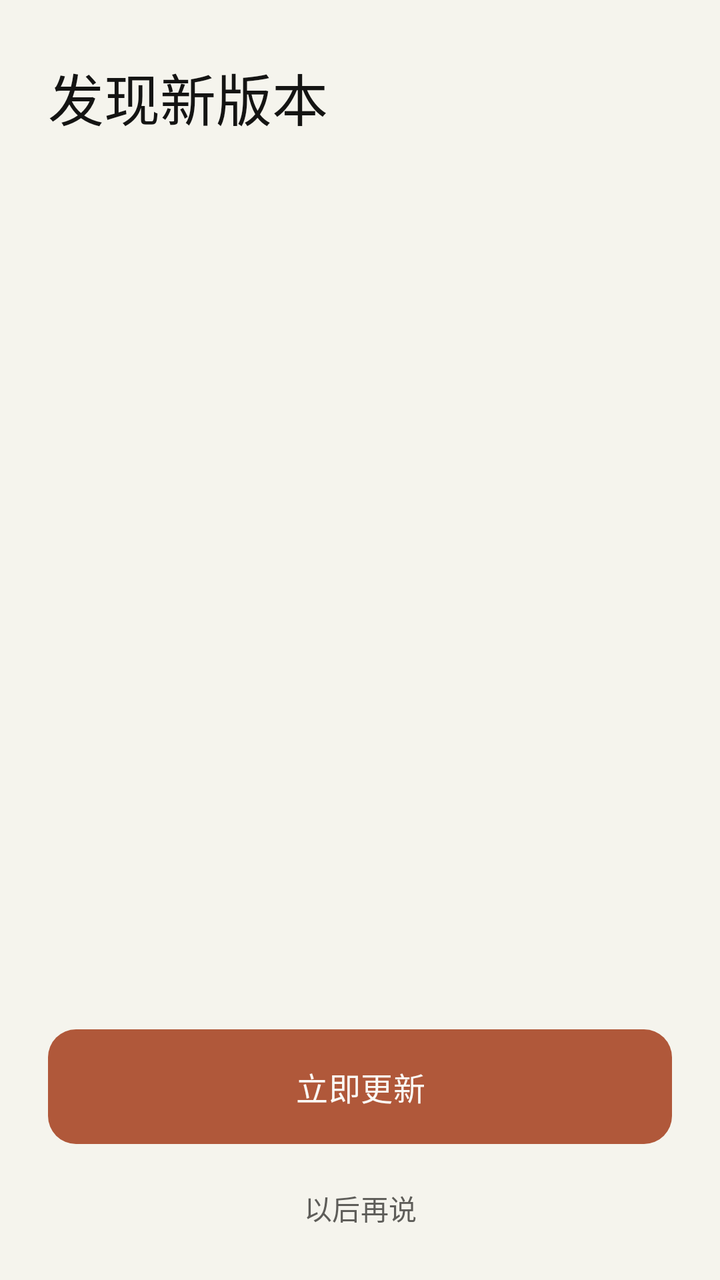
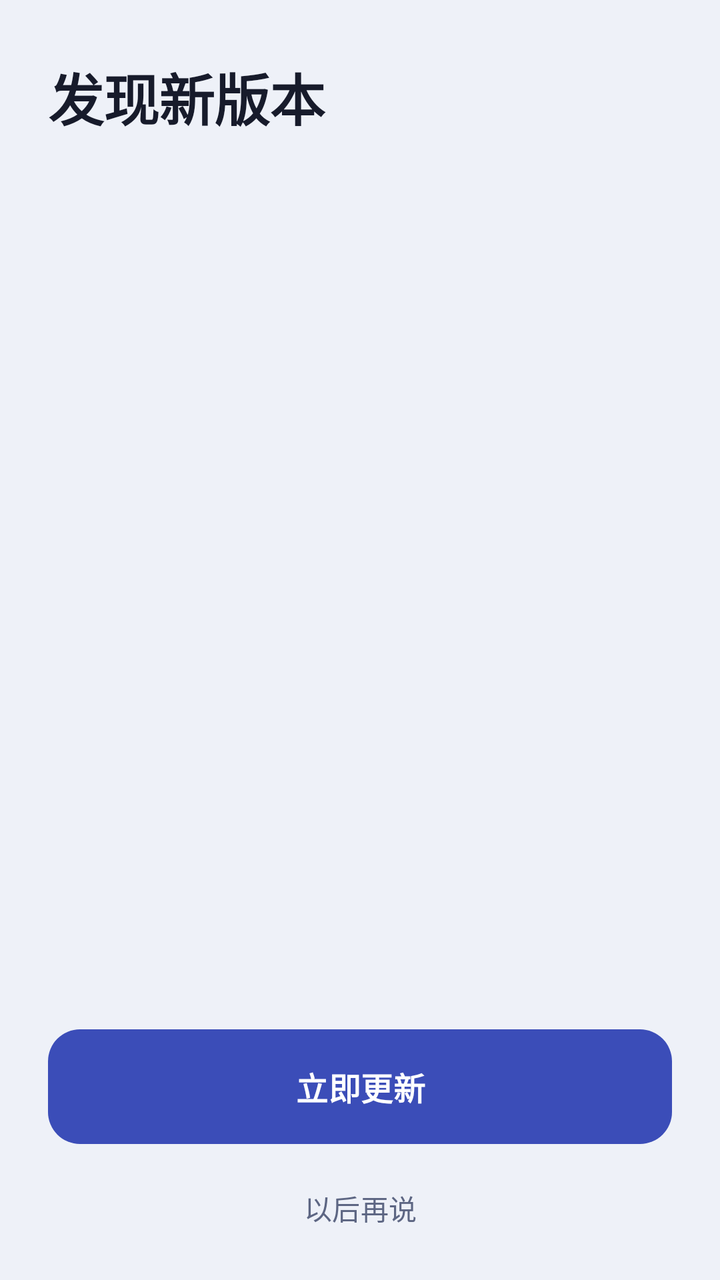

Before-and-after screenshots of an Android layout around one commit, followed by the original layout XML and the change that was made.
<!-- AndroidManifest.xml: application theme Theme.FlashSearch -->
<!-- res/layout/activity_update.xml -->
<?xml version="1.0" encoding="utf-8"?>
<LinearLayout xmlns:android="http://schemas.android.com/apk/res/android"
    android:id="@+id/root"
    android:layout_width="match_parent"
    android:layout_height="match_parent"
    android:background="?android:attr/colorBackground"
    android:orientation="vertical"
    android:paddingStart="24dp"
    android:paddingEnd="24dp">

    <TextView
        android:id="@+id/titleText"
        android:layout_width="match_parent"
        android:layout_height="wrap_content"
        android:layout_marginTop="28dp"
        android:text="@string/update_title"
        android:textAppearance="@style/TextAppearance.FlashSearch.Serif.Display" />

    <TextView
        android:id="@+id/versionText"
        android:layout_width="match_parent"
        android:layout_height="wrap_content"
        android:layout_marginTop="8dp"
        android:textAppearance="@style/TextAppearance.FlashSearch.Label" />

    <ScrollView
        android:layout_width="match_parent"
        android:layout_height="0dp"
        android:layout_marginTop="18dp"
        android:layout_weight="1"
        android:scrollbars="vertical">

        <TextView
            android:id="@+id/changelogText"
            android:layout_width="match_parent"
            android:layout_height="wrap_content"
            android:lineSpacingMultiplier="1.3"
            android:textAppearance="@style/TextAppearance.FlashSearch.Body" />
    </ScrollView>

    <LinearLayout
        android:id="@+id/progressRow"
        android:layout_width="match_parent"
        android:layout_height="wrap_content"
        android:layout_marginTop="12dp"
        android:gravity="center_vertical"
        android:orientation="horizontal"
        android:visibility="gone">

        <ProgressBar
            android:id="@+id/progressBar"
            style="?android:attr/progressBarStyleHorizontal"
            android:layout_width="0dp"
            android:layout_height="wrap_content"
            android:layout_weight="1"
            android:max="100"
            android:progressTint="@color/terracotta" />

        <TextView
            android:id="@+id/progressText"
            android:layout_width="wrap_content"
            android:layout_height="wrap_content"
            android:layout_marginStart="12dp"
            android:minWidth="48dp"
            android:gravity="end"
            android:textAppearance="@style/TextAppearance.FlashSearch.Label" />
    </LinearLayout>

    <TextView
        android:id="@+id/statusText"
        android:layout_width="match_parent"
        android:layout_height="wrap_content"
        android:layout_marginTop="12dp"
        android:textAppearance="@style/TextAppearance.FlashSearch.Caption"
        android:visibility="gone" />

    <com.google.android.material.button.MaterialButton
        android:id="@+id/actionButton"
        style="@style/Widget.FlashSearch.PrimaryButton"
        android:layout_width="match_parent"
        android:layout_height="wrap_content"
        android:layout_marginTop="18dp"
        android:text="@string/update_now" />

    <com.google.android.material.button.MaterialButton
        android:id="@+id/laterButton"
        style="@style/Widget.FlashSearch.TextButton"
        android:layout_width="wrap_content"
        android:layout_height="wrap_content"
        android:layout_gravity="center_horizontal"
        android:layout_marginTop="4dp"
        android:layout_marginBottom="12dp"
        android:text="@string/update_later" />

</LinearLayout>
<!-- resources referenced by this layout -->
<resources>
  <color name="terracotta">#B0583A</color>
  <style name="TextAppearance.FlashSearch.Body" parent="TextAppearance.Material3.BodyMedium">
          <item name="android:lineSpacingMultiplier">1.5</item>
          <item name="android:textColor">@color/olive_gray</item>
      </style>
  <style name="TextAppearance.FlashSearch.Caption" parent="TextAppearance.Material3.BodySmall">
          <item name="android:lineSpacingMultiplier">1.4</item>
          <item name="android:textColor">@color/stone_gray</item>
      </style>
  <style name="TextAppearance.FlashSearch.Label" parent="TextAppearance.Material3.LabelMedium">
          <item name="android:letterSpacing">0.06</item>
          <item name="android:textColor">@color/stone_gray</item>
      </style>
  <style name="TextAppearance.FlashSearch.Serif.Display" parent="TextAppearance.Material3.HeadlineMedium">
          <item name="android:fontFamily">serif</item>
          <item name="android:textStyle">normal</item>
          <item name="android:textColor">@color/near_black</item>
          <item name="android:letterSpacing">0</item>
          <item name="android:lineSpacingMultiplier">1.15</item>
          <item name="android:textFontWeight" tools:targetApi="28">500</item>
      </style>
  <style name="Widget.FlashSearch.PrimaryButton" parent="Widget.Material3.Button">
          <item name="backgroundTint">@color/terracotta</item>
          <item name="android:textColor">@color/ivory</item>
          <item name="android:paddingTop">17dp</item>
          <item name="android:paddingBottom">17dp</item>
          <item name="android:textSize">16sp</item>
          <item name="android:letterSpacing">0.01</item>
          <item name="cornerRadius">14dp</item>
          <item name="iconSize">20dp</item>
          <item name="iconGravity">textStart</item>
          <item name="iconPadding">10dp</item>
          <item name="iconTint">@color/ivory</item>
          <item name="elevation">0dp</item>
          <item name="rippleColor">#33FFFFFF</item>
      </style>
  <style name="Widget.FlashSearch.TextButton" parent="Widget.Material3.Button.TextButton">
          <item name="android:textColor">@color/olive_gray</item>
          <item name="rippleColor">@color/warm_sand</item>
          <item name="elevation">0dp</item>
      </style>
  <style name="Theme.FlashSearch" parent="Theme.Material3.DayNight.NoActionBar">
          <item name="colorPrimary">@color/terracotta</item>
          <item name="colorOnPrimary">@color/ivory</item>
          <item name="colorPrimaryContainer">@color/warm_sand</item>
          <item name="colorOnPrimaryContainer">@color/charcoal_warm</item>
          <item name="colorSecondary">@color/coral</item>
          <item name="colorOnSecondary">@color/near_black</item>
          <item name="colorError">@color/error_crimson</item>
  
          <item name="colorSurface">@color/parchment</item>
          <item name="colorOnSurface">@color/near_black</item>
          <item name="colorSurfaceVariant">@color/ivory</item>
          <item name="colorOnSurfaceVariant">@color/olive_gray</item>
          <item name="colorSurfaceContainerLowest">@color/pure_white</item>
          <item name="colorSurfaceContainerLow">@color/ivory</item>
          <item name="colorSurfaceContainer">@color/ivory</item>
          <item name="colorSurfaceContainerHigh">@color/warm_sand</item>
          <item name="colorSurfaceContainerHighest">@color/warm_sand</item>
          <item name="colorOutline">@color/ring_warm</item>
          <item name="colorOutlineVariant">@color/border_cream</item>
  
          <item name="android:colorBackground">@color/parchment</item>
          <item name="android:windowBackground">@color/parchment</item>
          <item name="android:statusBarColor">@android:color/transparent</item>
          <item name="android:navigationBarColor">@android:color/transparent</item>
          
          <item name="android:windowLightStatusBar" tools:targetApi="23">true</item>
          <item name="android:windowLightNavigationBar" tools:targetApi="27">true</item>
      </style>
  <color name="olive_gray">#5E5D59</color>
  <color name="stone_gray">#71706A</color>
  <color name="near_black">#141413</color>
  <color name="ivory">#FAF9F5</color>
  <color name="warm_sand">#E8E6DC</color>
  <color name="charcoal_warm">#4D4C48</color>
  <color name="coral">#D97757</color>
  <color name="error_crimson">#B53333</color>
  <color name="parchment">#F5F4ED</color>
  <color name="pure_white">#FFFFFF</color>
  <color name="ring_warm">#D1CFC5</color>
  <color name="border_cream">#D8D6CF</color>
  <!-- unchanged entries left out for length: 3 -->
</resources>

<!-- the commit's change to res/layout/activity_update.xml (unified diff, before → after) -->
@@ -14,7 +14,7 @@
         android:layout_height="wrap_content"
         android:layout_marginTop="28dp"
         android:text="@string/update_title"
-        android:textAppearance="@style/TextAppearance.FlashSearch.Serif.Display" />
+        android:textAppearance="@style/TextAppearance.FlashSearch.Display" />
 
     <TextView
         android:id="@+id/versionText"
@@ -54,7 +54,7 @@
             android:layout_height="wrap_content"
             android:layout_weight="1"
             android:max="100"
-            android:progressTint="@color/terracotta" />
+            android:progressTint="@color/brand" />
 
         <TextView
             android:id="@+id/progressText"
<!-- resource entries referenced after the edit -->
@@ -1,87 +1,92 @@
 <!-- resources referenced by this layout -->
 <resources>
-  <color name="terracotta">#B0583A</color>
+  <color name="brand">#3B4DB8</color>
   <style name="TextAppearance.FlashSearch.Body" parent="TextAppearance.Material3.BodyMedium">
           <item name="android:lineSpacingMultiplier">1.5</item>
-          <item name="android:textColor">@color/olive_gray</item>
+          <item name="android:textColor">@color/ink_body</item>
       </style>
   <style name="TextAppearance.FlashSearch.Caption" parent="TextAppearance.Material3.BodySmall">
           <item name="android:lineSpacingMultiplier">1.4</item>
-          <item name="android:textColor">@color/stone_gray</item>
+          <item name="android:textColor">@color/ink_tertiary</item>
+      </style>
+  <style name="TextAppearance.FlashSearch.Display" parent="TextAppearance.Material3.HeadlineMedium">
+          <item name="android:textStyle">bold</item>
+          <item name="android:textColor">@color/ink</item>
+          <item name="android:letterSpacing">-0.01</item>
+          <item name="android:lineSpacingMultiplier">1.2</item>
       </style>
   <style name="TextAppearance.FlashSearch.Label" parent="TextAppearance.Material3.LabelMedium">
-          <item name="android:letterSpacing">0.06</item>
-          <item name="android:textColor">@color/stone_gray</item>
-      </style>
-  <style name="TextAppearance.FlashSearch.Serif.Display" parent="TextAppearance.Material3.HeadlineMedium">
-          <item name="android:fontFamily">serif</item>
-          <item name="android:textStyle">normal</item>
-          <item name="android:textColor">@color/near_black</item>
-          <item name="android:letterSpacing">0</item>
-          <item name="android:lineSpacingMultiplier">1.15</item>
-          <item name="android:textFontWeight" tools:targetApi="28">500</item>
+          <item name="android:letterSpacing">0.04</item>
+          <item name="android:textColor">@color/ink_tertiary</item>
       </style>
   <style name="Widget.FlashSearch.PrimaryButton" parent="Widget.Material3.Button">
-          <item name="backgroundTint">@color/terracotta</item>
-          <item name="android:textColor">@color/ivory</item>
+          <item name="backgroundTint">@color/brand</item>
+          <item name="android:textColor">@color/on_brand</item>
           <item name="android:paddingTop">17dp</item>
           <item name="android:paddingBottom">17dp</item>
           <item name="android:textSize">16sp</item>
+          <item name="android:textStyle">bold</item>
           <item name="android:letterSpacing">0.01</item>
-          <item name="cornerRadius">14dp</item>
+          <item name="cornerRadius">@dimen/radius_md</item>
           <item name="iconSize">20dp</item>
           <item name="iconGravity">textStart</item>
           <item name="iconPadding">10dp</item>
-          <item name="iconTint">@color/ivory</item>
-          <item name="elevation">0dp</item>
-          <item name="rippleColor">#33FFFFFF</item>
+          <item name="iconTint">@color/on_brand</item>
+          <item name="elevation">2dp</item>
+          
+          <item name="rippleColor">@color/brand_pressed</item>
       </style>
   <style name="Widget.FlashSearch.TextButton" parent="Widget.Material3.Button.TextButton">
-          <item name="android:textColor">@color/olive_gray</item>
-          <item name="rippleColor">@color/warm_sand</item>
+          <item name="android:textColor">@color/ink_secondary</item>
+          <item name="rippleColor">@color/surface_sunken</item>
           <item name="elevation">0dp</item>
       </style>
   <style name="Theme.FlashSearch" parent="Theme.Material3.DayNight.NoActionBar">
-          <item name="colorPrimary">@color/terracotta</item>
-          <item name="colorOnPrimary">@color/ivory</item>
-          <item name="colorPrimaryContainer">@color/warm_sand</item>
-          <item name="colorOnPrimaryContainer">@color/charcoal_warm</item>
-          <item name="colorSecondary">@color/coral</item>
-          <item name="colorOnSecondary">@color/near_black</item>
-          <item name="colorError">@color/error_crimson</item>
+          <item name="colorPrimary">@color/brand</item>
+          <item name="colorOnPrimary">@color/on_brand</item>
+          <item name="colorPrimaryContainer">@color/brand_container</item>
+          <item name="colorOnPrimaryContainer">@color/on_brand_container</item>
+          <item name="colorSecondary">@color/link</item>
+          <item name="colorOnSecondary">@color/on_brand</item>
+          <item name="colorError">@color/danger</item>
   
-          <item name="colorSurface">@color/parchment</item>
-          <item name="colorOnSurface">@color/near_black</item>
-          <item name="colorSurfaceVariant">@color/ivory</item>
-          <item name="colorOnSurfaceVariant">@color/olive_gray</item>
-          <item name="colorSurfaceContainerLowest">@color/pure_white</item>
-          <item name="colorSurfaceContainerLow">@color/ivory</item>
-          <item name="colorSurfaceContainer">@color/ivory</item>
-          <item name="colorSurfaceContainerHigh">@color/warm_sand</item>
-          <item name="colorSurfaceContainerHighest">@color/warm_sand</item>
-          <item name="colorOutline">@color/ring_warm</item>
-          <item name="colorOutlineVariant">@color/border_cream</item>
+          <item name="colorSurface">@color/surface</item>
+          <item name="colorOnSurface">@color/ink</item>
+          <item name="colorSurfaceVariant">@color/surface_alt</item>
+          <item name="colorOnSurfaceVariant">@color/ink_secondary</item>
+          <item name="colorSurfaceContainerLowest">@color/surface</item>
+          <item name="colorSurfaceContainerLow">@color/surface</item>
+          <item name="colorSurfaceContainer">@color/surface_alt</item>
+          <item name="colorSurfaceContainerHigh">@color/surface_sunken</item>
+          <item name="colorSurfaceContainerHighest">@color/surface_sunken</item>
+          <item name="colorOutline">@color/line_strong</item>
+          <item name="colorOutlineVariant">@color/line</item>
   
-          <item name="android:colorBackground">@color/parchment</item>
-          <item name="android:windowBackground">@color/parchment</item>
+          <item name="android:colorBackground">@color/bg</item>
+          <item name="android:windowBackground">@color/bg</item>
           <item name="android:statusBarColor">@android:color/transparent</item>
           <item name="android:navigationBarColor">@android:color/transparent</item>
           
           <item name="android:windowLightStatusBar" tools:targetApi="23">true</item>
           <item name="android:windowLightNavigationBar" tools:targetApi="27">true</item>
       </style>
-  <color name="olive_gray">#5E5D59</color>
-  <color name="stone_gray">#71706A</color>
-  <color name="near_black">#141413</color>
-  <color name="ivory">#FAF9F5</color>
-  <color name="warm_sand">#E8E6DC</color>
-  <color name="charcoal_warm">#4D4C48</color>
-  <color name="coral">#D97757</color>
-  <color name="error_crimson">#B53333</color>
-  <color name="parchment">#F5F4ED</color>
-  <color name="pure_white">#FFFFFF</color>
-  <color name="ring_warm">#D1CFC5</color>
-  <color name="border_cream">#D8D6CF</color>
+  <color name="ink_body">#3A4258</color>
+  <color name="ink_tertiary">#6E7896</color>
+  <color name="ink">#171B2B</color>
+  <color name="on_brand">#FFFFFF</color>
+  <dimen name="radius_md">16dp</dimen>
+  <color name="brand_pressed">#2E3D99</color>
+  <color name="ink_secondary">#5D6683</color>
+  <color name="surface_sunken">#E3E8F4</color>
+  <color name="brand_container">#E4E9FC</color>
+  <color name="on_brand_container">#1F2A6E</color>
+  <color name="link">#2E6BE6</color>
+  <color name="danger">#CC3333</color>
+  <color name="surface">#FFFFFF</color>
+  <color name="surface_alt">#F6F8FD</color>
+  <color name="line_strong">#B9C3E0</color>
+  <color name="line">#D8DEF0</color>
+  <color name="bg">#EEF1F8</color>
   <!-- unchanged entries left out for length: 3 -->
 </resources>
 
